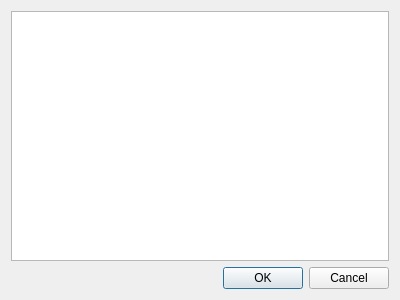
This is src/appleseed.studio/mainwindow/entitybrowserwindow.ui in appleseedhq/appleseed as Qt 5 draws it before an edit. The edited form follows.
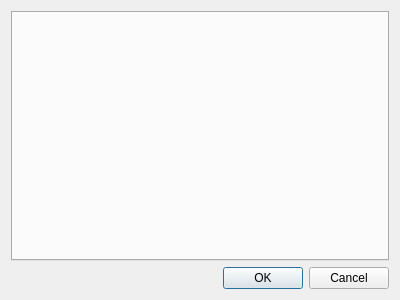
This is the edited form.

Commit message: the entity browser now supports browsing through multiple lists of entities (typically of different types), each of them being presented in a separate tab.

Diff of the .ui file:
```diff
--- a/src/appleseed.studio/mainwindow/entitybrowserwindow.ui
+++ b/src/appleseed.studio/mainwindow/entitybrowserwindow.ui
@@ -25,7 +25,11 @@
     </widget>
    </item>
    <item row="0" column="0">
-    <widget class="QListWidget" name="listwidget"/>
+    <widget class="QTabWidget" name="tab_widget">
+     <property name="currentIndex">
+      <number>-1</number>
+     </property>
+    </widget>
    </item>
   </layout>
  </widget>
```
The commit also changes 9 other files.
